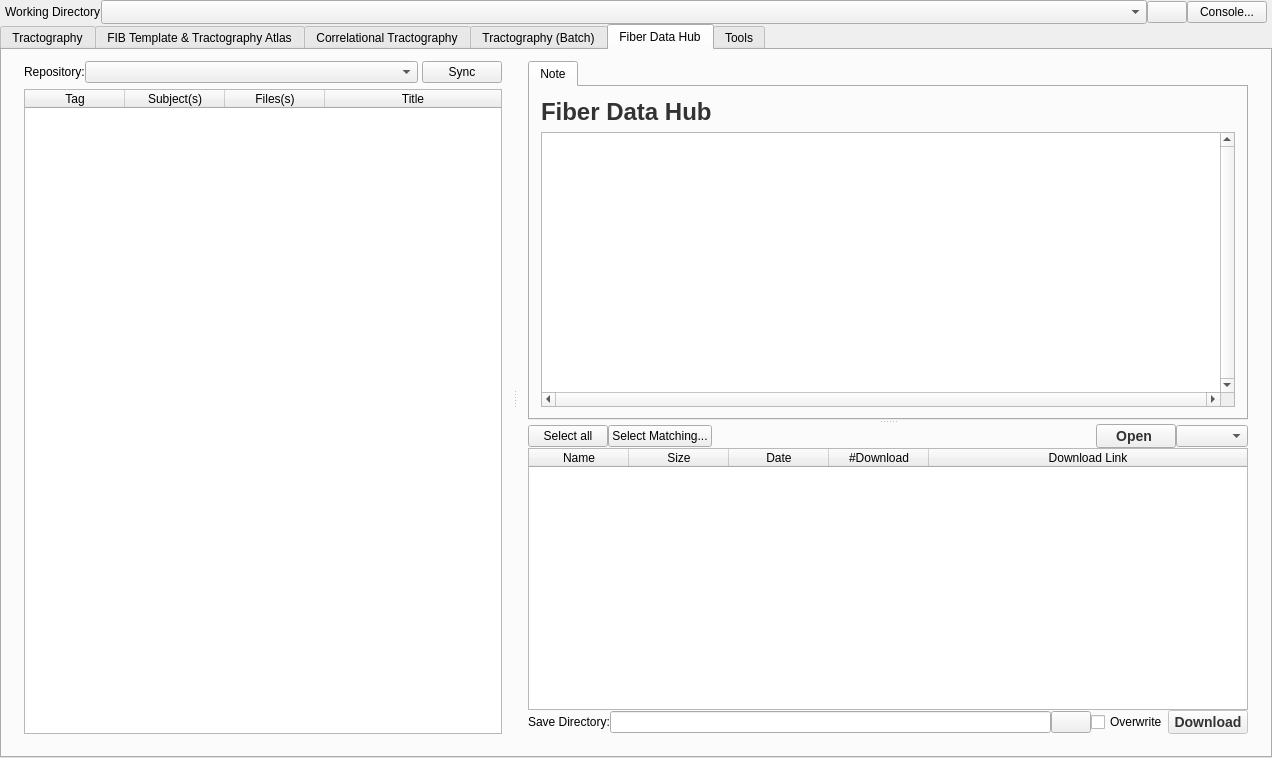
Old version of the form mainwindow.ui in the repository frankyeh/DSI-Studio.
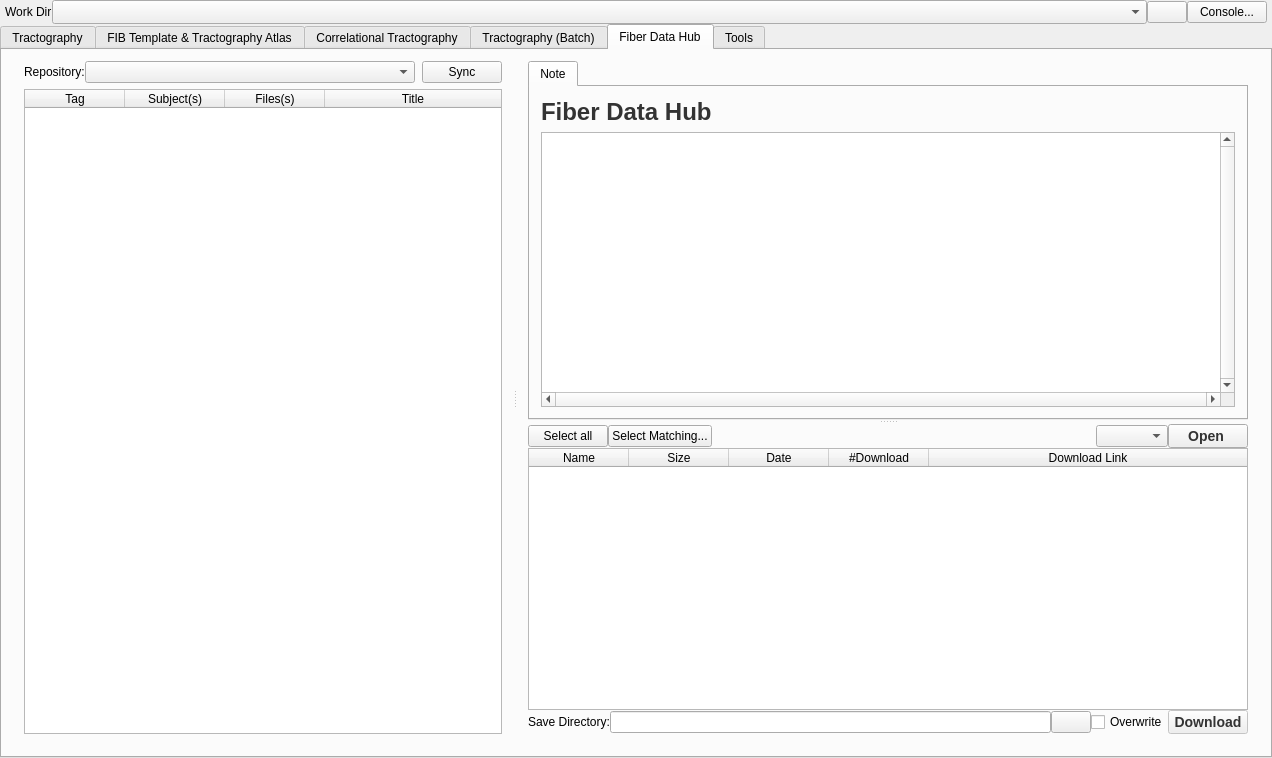
New version of the form. Icons and pictures are not drawn.

The edit to the form file:
```diff
--- a/mainwindow.ui
+++ b/mainwindow.ui
@@ -79,7 +79,7 @@
          </sizepolicy>
         </property>
         <property name="text">
-         <string>Working Directory</string>
+         <string>Work Dir</string>
         </property>
        </widget>
       </item>
@@ -2786,7 +2786,7 @@
               <item>
                <widget class="QLabel" name="tag_date">
                 <property name="text">
-                 <string> </string>
+                 <string/>
                 </property>
                </widget>
               </item>
@@ -3016,6 +3016,9 @@
                     </property>
                    </widget>
                   </item>
+                  <item>
+                   <widget class="QComboBox" name="github_open_file_mode"/>
+                  </item>
                   <item>
                    <widget class="QPushButton" name="github_open_file">
                     <property name="styleSheet">
@@ -3034,9 +3037,6 @@
                     </property>
                    </widget>
                   </item>
-                  <item>
-                   <widget class="QComboBox" name="github_open_file_mode"/>
-                  </item>
                  </layout>
                 </item>
                 <item>
```
